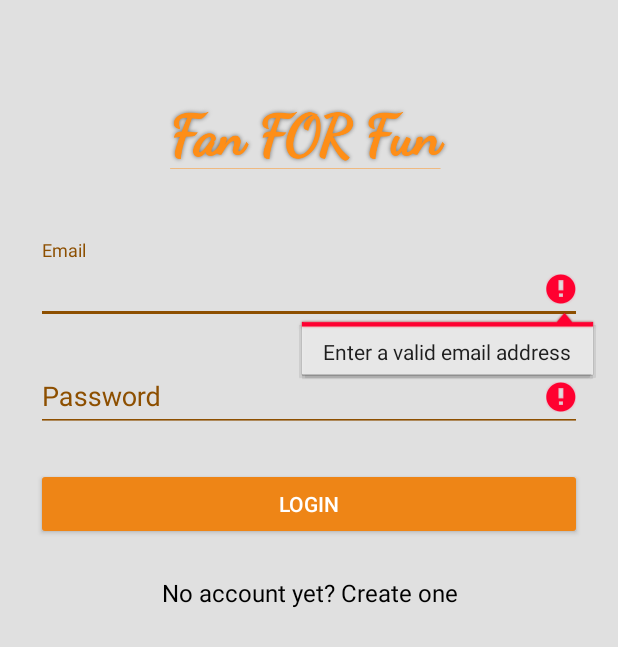
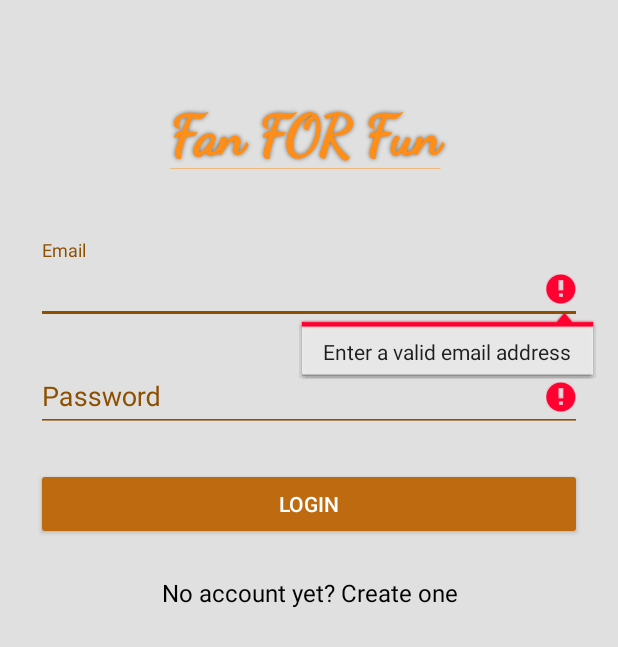
Before and after one commit to ImayaDismas/Implementations, an Android app: the LoginActivity screen opened directly, with no data from a screen before it, after a tap on "LOGIN", on a phone screen of 412 x 824 dp. Shown: the top 647 px of the screen. Run offline under Robolectric (Android 15) with nearby library versions, the phone set to English and light mode, and no system bars; our stand-ins replace ButterKnife.

Commit message:
A complete demo

```diff
--- a/Authentication/app/src/main/java/com/dismas/imaya/authentication/LoginActivity.java
+++ b/Authentication/app/src/main/java/com/dismas/imaya/authentication/LoginActivity.java
@@ -129,8 +129,8 @@ public class LoginActivity extends AppCompatActivity {
             _emailText.setError(null);
         }
 
-        if (password.isEmpty() || password.length() < 4 || password.length() > 10) {
-            _passwordText.setError("Between 4 and 10 alphanumeric characters");
+        if (password.isEmpty() || password.length() < 4 || password.length() > 15) {
+            _passwordText.setError("Between 4 and 15 alphanumeric characters");
             valid = false;
         } else {
             _passwordText.setError(null);
--- a/Authentication/app/src/main/java/com/dismas/imaya/authentication/MainActivity.java
+++ b/Authentication/app/src/main/java/com/dismas/imaya/authentication/MainActivity.java
@@ -33,9 +33,9 @@ public class MainActivity extends ActionBarActivity {
         int id = item.getItemId();
 
         //noinspection SimplifiableIfStatement
-        if (id == R.id.action_settings) {
-            return true;
-        }
+//        if (id == R.id.action_settings) {
+//            return true;
+//        }
 
         return super.onOptionsItemSelected(item);
     }
--- a/Authentication/app/src/main/res/values/colors.xml
+++ b/Authentication/app/src/main/res/values/colors.xml
@@ -1,6 +1,6 @@
 <?xml version="1.0" encoding="utf-8"?>
 <resources>
-    <color name="colorPrimary">#fd6c00</color>
-    <color name="colorPrimaryDark">#EE8516</color>
+    <color name="colorPrimary">#EE8516</color>
+    <color name="colorPrimaryDark">#be6a11</color>
     <color name="colorAccent">#8d4f00</color>
 </resources>
--- a/Authentication/app/src/main/res/values/ids.xml
+++ /dev/null
@@ -1,4 +0,0 @@
-<?xml version="1.0" encoding="utf-8"?>
-<resources>
-    <item name="action_settings" type="id">Settings</item>
-</resources>
```
